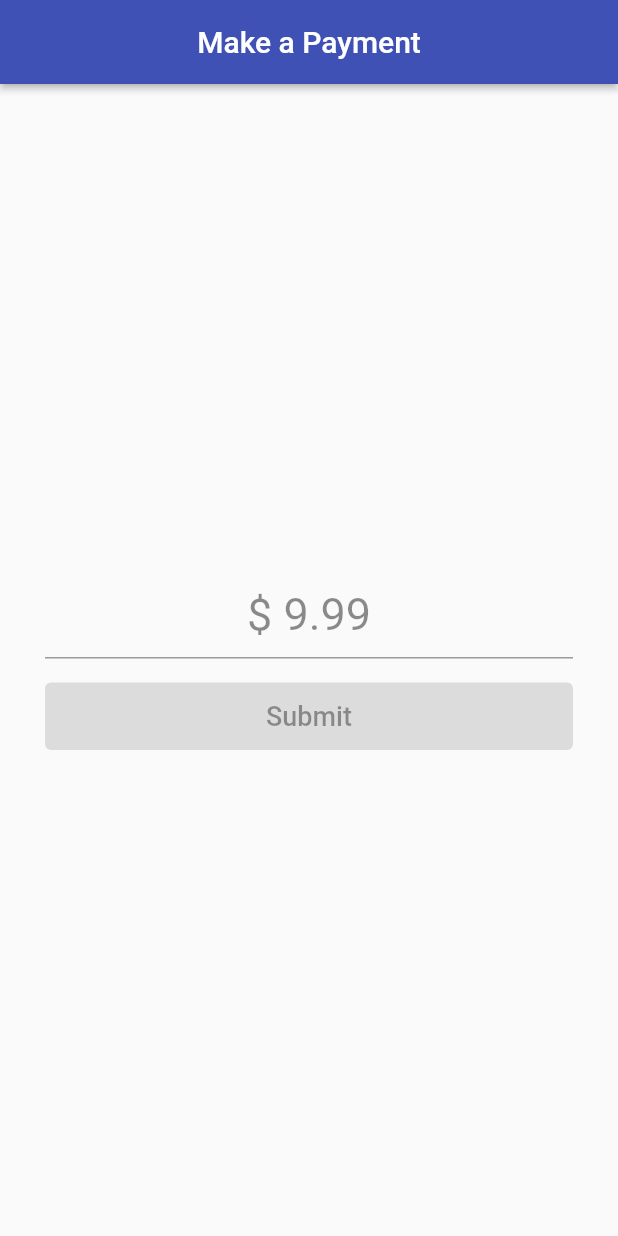
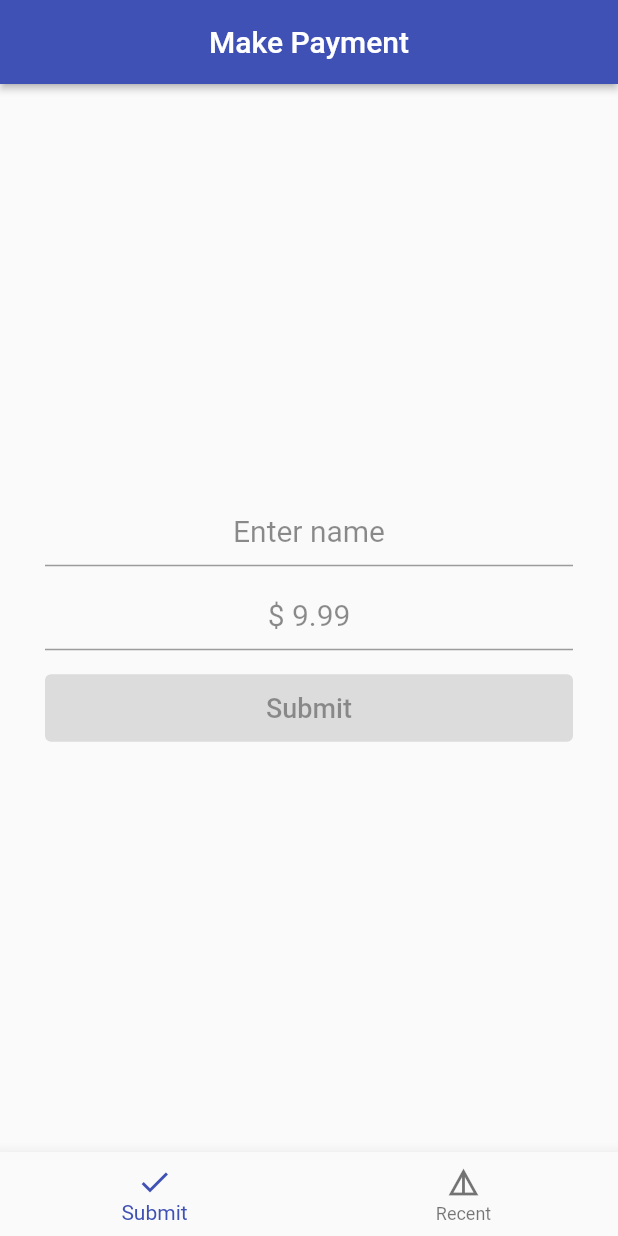
Before and after one commit to thecodexhub/flutter_testing, a Flutter app: the screen it shows after launch, on a phone screen of 412 x 824 dp. Run offline on Flutter 3.47's test engine with Material 2 defaults, Android fonts, the phone set to English and light mode, and no system bars.

Commit message:
Added Recent Payment Page

```diff
--- /dev/null
+++ b/lib/bottom_nav_bar/bottom_nav_bar_app.dart
@@ -0,0 +1,86 @@
+import 'package:flutter/material.dart';
+import 'package:flutter_testing/bottom_nav_bar/bottom_nav_bar_bloc.dart';
+import 'package:flutter_testing/make_payment_page.dart';
+import 'package:flutter_testing/recent_payment_page.dart';
+
+class BottomNavBarApp extends StatefulWidget {
+  @override
+  _BottomNavBarAppState createState() => _BottomNavBarAppState();
+}
+
+class _BottomNavBarAppState extends State<BottomNavBarApp> {
+  BottomNavBarBloc _bottomNavBarBloc;
+
+  @override
+  void initState() {
+    super.initState();
+    _bottomNavBarBloc = BottomNavBarBloc();
+  }
+
+  @override
+  void dispose() {
+    _bottomNavBarBloc.dispose();
+    super.dispose();
+  }
+
+  AppBar _buildAppBar(String text) {
+    return AppBar(
+      title: Text(text),
+    );
+  }
+
+  Widget _buildBottomNavigationBar(BottomNavBarItem item) {
+    return BottomNavigationBar(
+      currentIndex: item.index,
+      onTap: _bottomNavBarBloc.changeBottomNavBarItem,
+      items: const [
+        BottomNavigationBarItem(
+          icon: Icon(Icons.done),
+          label: 'Submit',
+        ),
+        BottomNavigationBarItem(
+          icon: Icon(Icons.details_outlined),
+          label: 'Recent',
+        ),
+      ],
+    );
+  }
+
+  @override
+  Widget build(BuildContext context) {
+    return StreamBuilder<BottomNavBarItem>(
+      stream: _bottomNavBarBloc.bottomNavBarStream,
+      initialData: _bottomNavBarBloc.defaultItem,
+      builder: (content, snapshot) {
+        final item = snapshot.data;
+        switch (snapshot.data) {
+          case BottomNavBarItem.submit:
+            return _submitPaymentArea(item);
+            break;
+          case BottomNavBarItem.recent:
+            return _recentPaymentArea(item);
+            break;
+          default:
+            return _submitPaymentArea(item);
+            break;
+        }
+      },
+    );
+  }
+
+  Widget _submitPaymentArea(BottomNavBarItem item) {
+    return Scaffold(
+      appBar: _buildAppBar('Make Payment'),
+      bottomNavigationBar: _buildBottomNavigationBar(item),
+      body: MakePaymentPage(),
+    );
+  }
+
+  Widget _recentPaymentArea(BottomNavBarItem item) {
+    return Scaffold(
+      appBar: _buildAppBar('Recent Payment'),
+      bottomNavigationBar: _buildBottomNavigationBar(item),
+      body: RecentPaymentPage(),
+    );
+  }
+}
--- /dev/null
+++ b/lib/bottom_nav_bar/bottom_nav_bar_bloc.dart
@@ -0,0 +1,28 @@
+import 'dart:async';
+
+enum BottomNavBarItem { submit, recent }
+
+class BottomNavBarBloc {
+  final StreamController<BottomNavBarItem> _bottomNavBarController =
+      StreamController<BottomNavBarItem>.broadcast();
+
+  Stream<BottomNavBarItem> get bottomNavBarStream =>
+      _bottomNavBarController.stream;
+
+  BottomNavBarItem defaultItem = BottomNavBarItem.submit;
+
+  void changeBottomNavBarItem(int itemIndex) {
+    switch (itemIndex) {
+      case 0:
+        _bottomNavBarController.sink.add(BottomNavBarItem.submit);
+        break;
+      case 1:
+        _bottomNavBarController.sink.add(BottomNavBarItem.recent);
+        break;
+    }
+  }
+
+  void dispose() {
+    _bottomNavBarController?.close();
+  }
+}
--- a/lib/validation_textfield.dart
+++ b/lib/common_widgets/validation_textfield.dart
@@ -1,49 +1,41 @@
 import 'package:flutter/material.dart';
 import 'package:flutter/services.dart';
-import 'package:flutter_testing/string_validator.dart';
+import 'package:flutter_testing/common_widgets/string_validator.dart';
 
 class ValidationTextField extends StatefulWidget {
   const ValidationTextField({
     Key key,
     this.inputDecoration,
-    @required this.submitText,
+    @required this.textEditingController,
+    @required this.focusNode,
     @required this.keyboardType,
     @required this.inputFormatter,
     @required this.stringValidator,
-    this.onSubmit,
+    this.onEditingComplete,
+    this.onChanged,
   }) : super(key: key);
   final InputDecoration inputDecoration;
-  final String submitText;
+  final TextEditingController textEditingController;
+  final FocusNode focusNode;
   final TextInputType keyboardType;
   final TextInputFormatter inputFormatter;
   final StringValidator stringValidator;
-  final ValueChanged<String> onSubmit;
+  final ValueChanged<String> onChanged;
+  final Function() onEditingComplete;
 
   @override
   _ValidationTextFieldState createState() => _ValidationTextFieldState();
 }
 
 class _ValidationTextFieldState extends State<ValidationTextField> {
-  final FocusNode _focusNode = FocusNode();
-  String _value = '';
-
-  void _submit() async {
-    final bool isValid = widget.stringValidator.isValid(_value);
-    if (isValid) {
-      _focusNode.unfocus();
-      widget.onSubmit(_value);
-    } else {
-      FocusScope.of(context).requestFocus(_focusNode);
-    }
-  }
-
   @override
   Widget build(BuildContext context) {
     return Column(
       crossAxisAlignment: CrossAxisAlignment.stretch,
       children: [
         TextField(
-          focusNode: _focusNode,
+          controller: widget.textEditingController,
+          focusNode: widget.focusNode,
           decoration: widget.inputDecoration,
           keyboardType: widget.keyboardType,
           textAlign: TextAlign.center,
@@ -52,31 +44,11 @@ class _ValidationTextFieldState extends State<ValidationTextField> {
           inputFormatters: [
             widget.inputFormatter,
           ],
-          style: const TextStyle(fontSize: 30.0),
-          onChanged: (value) {
-            setState(() {
-              _value = value;
-            });
-          },
-          onEditingComplete: _submit,
+          style: const TextStyle(fontSize: 20.0),
+          onChanged: widget.onChanged,
+          onEditingComplete: widget.onEditingComplete,
         ),
-        const SizedBox(height: 16.0),
-        _buildButton(),
       ],
     );
   }
-
-  Widget _buildButton() {
-    final bool _isValid = widget.stringValidator.isValid(_value);
-    return SizedBox(
-      height: 45.0,
-      child: ElevatedButton(
-        onPressed: !_isValid ? null : () {},
-        child: Text(
-          widget.submitText,
-          style: const TextStyle(fontSize: 18.0),
-        ),
-      ),
-    );
-  }
 }
--- a/lib/main.dart
+++ b/lib/main.dart
@@ -1,5 +1,7 @@
 import 'package:flutter/material.dart';
-import 'package:flutter_testing/make_payment_page.dart';
+import 'package:flutter_testing/bottom_nav_bar/bottom_nav_bar_app.dart';
+import 'package:flutter_testing/payment_notifier.dart';
+import 'package:provider/provider.dart';
 
 void main() {
   runApp(MyApp());
@@ -8,7 +10,9 @@ void main() {
 class MyApp extends StatelessWidget {
   @override
   Widget build(BuildContext context) {
-    return MaterialApp(
+    return ChangeNotifierProvider<PaymentNotifier>(
+      create: (_) => PaymentNotifier(),
+      child: MaterialApp(
         title: 'Flutter Demo',
         theme: ThemeData(
           primarySwatch: Colors.indigo,
@@ -17,7 +21,8 @@ class MyApp extends StatelessWidget {
             centerTitle: true,
           ),
         ),
-      home: MakePaymentPage(),
+        home: BottomNavBarApp(),
+      ),
     );
   }
 }
--- a/lib/make_payment_page.dart
+++ b/lib/make_payment_page.dart
@@ -1,6 +1,25 @@
 import 'package:flutter/material.dart';
-import 'package:flutter_testing/string_validator.dart';
-import 'package:flutter_testing/validation_textfield.dart';
+import 'package:flutter_testing/common_widgets/string_validator.dart';
+import 'package:flutter_testing/common_widgets/validation_textfield.dart';
+import 'package:flutter_testing/models/payment_model.dart';
+import 'package:flutter_testing/payment_notifier.dart';
+import 'package:provider/provider.dart';
+
+class NameEditingRegexValidator extends RegexValidator {
+  NameEditingRegexValidator() : super(regexSource: "^[a-zA-Z ,.'-]+\$/i");
+}
+
+class NameSubmitValidator extends StringValidator {
+  @override
+  bool isValid(String value) {
+    try {
+      final name = value.trim();
+      return name.length >= 3;
+    } catch (e) {
+      return false;
+    }
+  }
+}
 
 class AmountEditingRegexValidator extends RegexValidator {
   AmountEditingRegexValidator()
@@ -25,10 +44,43 @@ class MakePaymentPage extends StatefulWidget {
 }
 
 class _MakePaymentPageState extends State<MakePaymentPage> {
+  final TextEditingController _nameController = TextEditingController();
+  final TextEditingController _amountController = TextEditingController();
+  final FocusNode _nameFocusNode = FocusNode();
+  final FocusNode _amountFocusNode = FocusNode();
+
+  @override
+  void dispose() {
+    _nameController?.dispose();
+    _amountController?.dispose();
+    _nameFocusNode?.dispose();
+    _amountFocusNode?.dispose();
+    super.dispose();
+  }
+
+  void _nameSubmit(PaymentNotifier paymentNotifier) async {
+    final bool isValid = NameSubmitValidator().isValid(paymentNotifier.name);
+    if (isValid) {
+      _nameFocusNode.unfocus();
+    } else {
+      FocusScope.of(context).requestFocus(_nameFocusNode);
+    }
+  }
+
+  void _amountSubmit(PaymentNotifier paymentNotifier) async {
+    final bool isValid =
+        AmountSubmitValidator().isValid(paymentNotifier.amount);
+    if (isValid) {
+      _amountFocusNode.unfocus();
+    } else {
+      FocusScope.of(context).requestFocus(_amountFocusNode);
+    }
+  }
+
   @override
   Widget build(BuildContext context) {
+    final paymentNotifier = Provider.of<PaymentNotifier>(context);
     return Scaffold(
-      appBar: AppBar(title: const Text('Make a Payment')),
       body: Padding(
         padding: const EdgeInsets.all(30.0),
         child: Column(
@@ -36,21 +88,74 @@ class _MakePaymentPageState extends State<MakePaymentPage> {
           mainAxisAlignment: MainAxisAlignment.center,
           children: [
             ValidationTextField(
+              textEditingController: _nameController,
+              focusNode: _nameFocusNode,
+              inputDecoration: const InputDecoration(
+                hintText: 'Enter name',
+                hintStyle: TextStyle(fontSize: 20.0, color: Colors.black45),
+              ),
+              onChanged: paymentNotifier.updateName,
+              onEditingComplete: () => _nameSubmit(paymentNotifier),
+              keyboardType: TextInputType.text,
+              inputFormatter: ValidatorInputFormatter(
+                editingValidator: NameEditingRegexValidator(),
+              ),
+              stringValidator: NameSubmitValidator(),
+            ),
+            const SizedBox(height: 8.0),
+            ValidationTextField(
+              textEditingController: _amountController,
+              focusNode: _amountFocusNode,
               inputDecoration: const InputDecoration(
                 hintText: '\$ 9.99',
-                hintStyle: TextStyle(fontSize: 30.0, color: Colors.black45),
+                hintStyle: TextStyle(fontSize: 20.0, color: Colors.black45),
               ),
-              onSubmit: (value) => print(value),
-              submitText: 'Submit',
+              onChanged: paymentNotifier.updateAmount,
+              onEditingComplete: () => _amountSubmit(paymentNotifier),
               keyboardType: TextInputType.number,
               inputFormatter: ValidatorInputFormatter(
                 editingValidator: AmountEditingRegexValidator(),
               ),
               stringValidator: AmountSubmitValidator(),
             ),
+            const SizedBox(height: 16.0),
+            _buildButton(),
           ],
         ),
       ),
     );
   }
+
+  Widget _buildButton() {
+    final paymentNotifier =
+        Provider.of<PaymentNotifier>(context, listen: false);
+    final bool _isValid =
+        AmountSubmitValidator().isValid(paymentNotifier.amount) &&
+            NameSubmitValidator().isValid(paymentNotifier.name);
+    return SizedBox(
+      height: 45.0,
+      child: ElevatedButton(
+        onPressed: _isValid
+            ? () {
+                _amountFocusNode?.unfocus();
+                _nameFocusNode?.unfocus();
+                paymentNotifier.addPayment(
+                  PaymentModel(
+                    name: paymentNotifier.name,
+                    amount: double.parse(paymentNotifier.amount),
+                    time: DateTime.now(),
+                  ),
+                );
+                paymentNotifier.clearAll();
+                _nameController.clear();
+                _amountController.clear();
+              }
+            : null,
+        child: const Text(
+          'Submit',
+          style: TextStyle(fontSize: 18.0),
+        ),
+      ),
+    );
+  }
 }
--- /dev/null
+++ b/lib/models/payment_model.dart
@@ -0,0 +1,7 @@
+class PaymentModel {
+  final String name;
+  final double amount;
+  final DateTime time;
+
+  PaymentModel({this.name, this.amount, this.time});
+}
--- /dev/null
+++ b/lib/payment_notifier.dart
@@ -0,0 +1,38 @@
+import 'package:flutter/material.dart';
+import 'package:flutter_testing/models/payment_model.dart';
+
+class PaymentNotifier extends ChangeNotifier {
+  String _name = '';
+  String _amount = '';
+  final List<PaymentModel> _payments = [];
+
+  String get name => _name;
+  String get amount => _amount;
+  List<PaymentModel> get payments => _payments;
+
+  void updateName(String name) {
+    _name = name;
+    notifyListeners();
+  }
+
+  void updateAmount(String amount) {
+    _amount = amount;
+    notifyListeners();
+  }
+
+  void clearAll() {
+    _name = '';
+    _amount = '';
+    notifyListeners();
+  }
+
+  void addPayment(PaymentModel payment) {
+    _payments.add(payment);
+    notifyListeners();
+  }
+
+  void removePayment(PaymentModel payment) {
+    _payments.remove(payment);
+    notifyListeners();
+  }
+}
--- a/pubspec.yaml
+++ b/pubspec.yaml
@@ -21,9 +21,10 @@ environment:
   sdk: ">=2.7.0 <3.0.0"
 
 dependencies:
+  cupertino_icons: ^1.0.2
   flutter:
     sdk: flutter
-  cupertino_icons: ^1.0.2
+  provider: ^5.0.0
 
 dev_dependencies:
   flutter_test:
```
Also changed, not shown: lib/recent_payment_page.dart (added, +26 -0 lines), lib/common_widgets/string_validator.dart (renamed from lib/string_validator.dart), pubspec.lock, 2 other files. Lines whose indentation alone changed are shown as unchanged.
